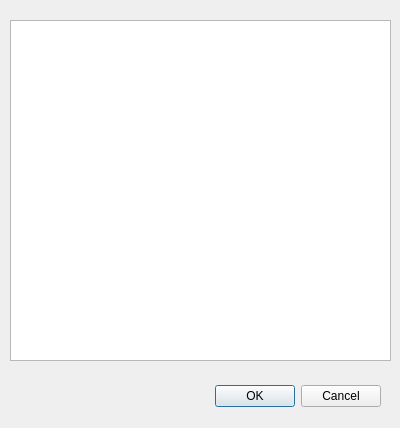
First picture: the form in camera_list.ui, repository morabatur/real_time_face_recognizer, before the edit.
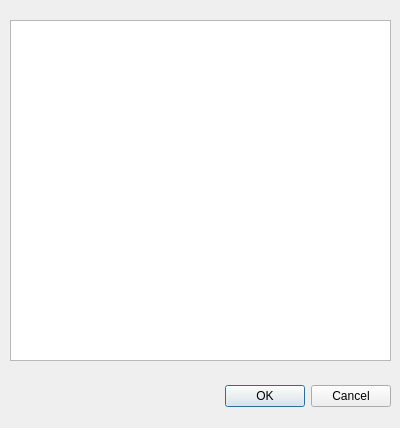
Second picture: the form after the edit.

Diff of the .ui file:
```diff
--- a/camera_list.ui
+++ b/camera_list.ui
@@ -16,7 +16,7 @@
   <widget class="QDialogButtonBox" name="buttonBox">
    <property name="geometry">
     <rect>
-     <x>40</x>
+     <x>50</x>
      <y>380</y>
      <width>341</width>
      <height>32</height>
```
